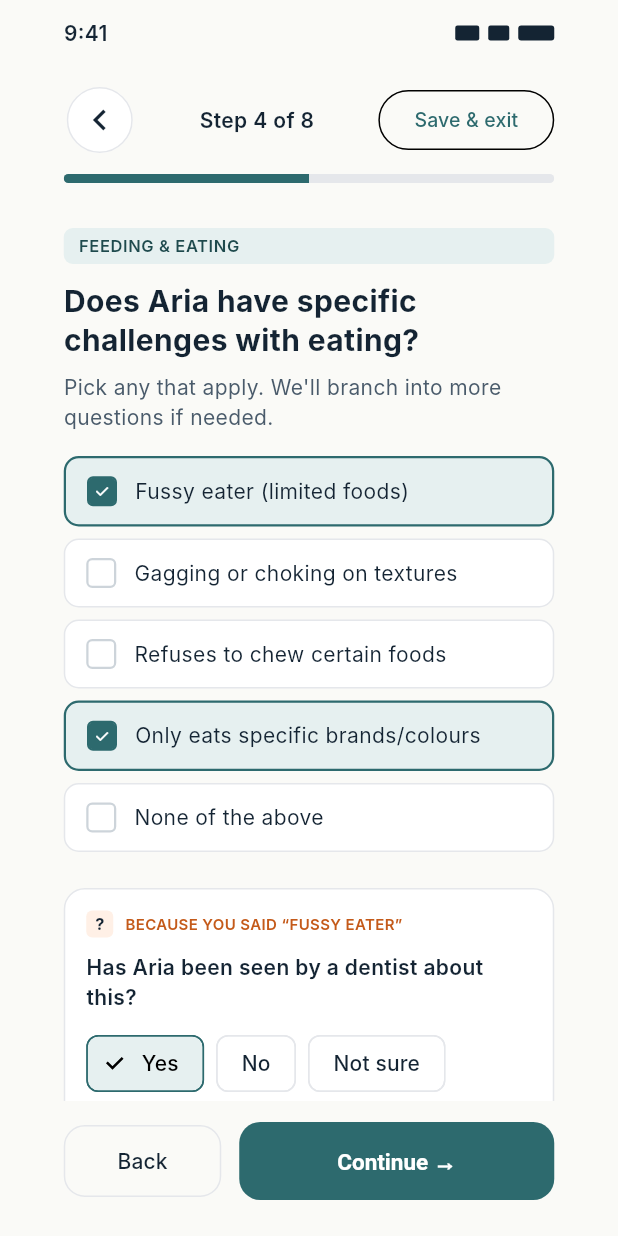
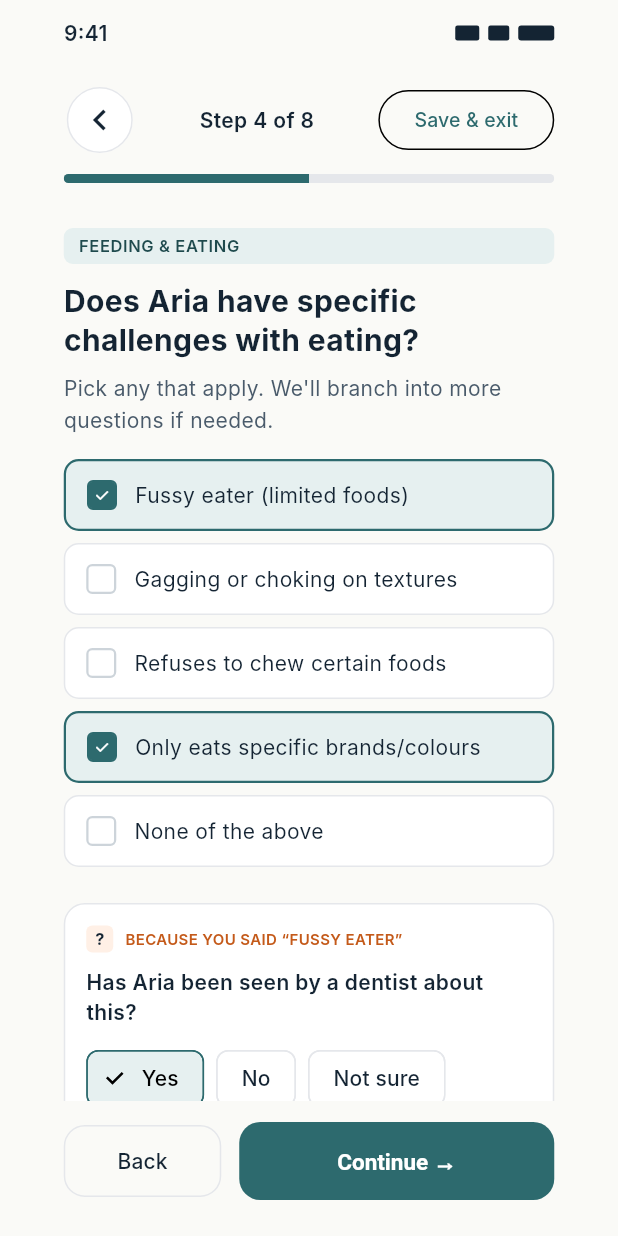
Before and after one commit to devuplabs/speech-mvp, a Flutter app: the ParentFormScreen screen opened directly with empty values, on a phone screen of 412 x 824 dp. Run offline on Flutter 3.47's test engine with Material 3 defaults, Android fonts, the phone set to English and light mode, and no system bars; Roboto replaces fonts that are missing (Inter).

Commit message:
feat(sona): apply frontend-ui-engineering polish to MVP screens
Add shared typography, accessible select chips, step progress semantics, responsive clinician layouts, and a11y tooltips. Hides debug API URL outside debug builds.

Co-authored-by: Cursor <cursoragent@cursor.com>

```diff
--- a/apps/sona/lib/design_system/sona_theme.dart
+++ b/apps/sona/lib/design_system/sona_theme.dart
@@ -38,6 +38,8 @@ ThemeData sonaTheme() {
         shape: RoundedRectangleBorder(borderRadius: BorderRadius.circular(12)),
       ),
     ),
+    focusColor: SonaColors.primary.withValues(alpha: 0.12),
+    visualDensity: VisualDensity.standard,
     inputDecorationTheme: InputDecorationTheme(
       filled: true,
       fillColor: SonaColors.surface,
--- /dev/null
+++ b/apps/sona/lib/design_system/sona_typography.dart
@@ -0,0 +1,49 @@
+import 'package:flutter/material.dart';
+import 'package:sona/design_system/sona_colors.dart';
+
+/// Figma-aligned type styles — use instead of ad-hoc font sizes.
+abstract final class SonaTypography {
+  static const pageTitle = TextStyle(
+    fontSize: 26,
+    fontWeight: FontWeight.bold,
+    height: 1.2,
+    color: SonaColors.textPrimary,
+  );
+
+  static const sectionTitle = TextStyle(
+    fontSize: 22,
+    fontWeight: FontWeight.bold,
+    color: SonaColors.textPrimary,
+  );
+
+  static const screenTitle = TextStyle(
+    fontSize: 20,
+    fontWeight: FontWeight.bold,
+    height: 1.3,
+    color: SonaColors.textPrimary,
+  );
+
+  static const body = TextStyle(
+    fontSize: 14,
+    height: 1.5,
+    color: SonaColors.textSecondary,
+  );
+
+  static const label = TextStyle(
+    fontSize: 12,
+    color: SonaColors.textMuted,
+    fontWeight: FontWeight.w500,
+  );
+
+  static const clinicianTitle = TextStyle(
+    fontSize: 24,
+    fontWeight: FontWeight.bold,
+    color: SonaColors.textPrimary,
+  );
+
+  static const clinicianGreeting = TextStyle(
+    fontSize: 20,
+    fontWeight: FontWeight.bold,
+    color: SonaColors.textPrimary,
+  );
+}
--- a/apps/sona/lib/design_system/widgets/mobile_status_bar.dart
+++ b/apps/sona/lib/design_system/widgets/mobile_status_bar.dart
@@ -7,7 +7,8 @@ class MobileStatusBar extends StatelessWidget {
 
   @override
   Widget build(BuildContext context) {
-    return Padding(
+    return ExcludeSemantics(
+      child: Padding(
       padding: const EdgeInsets.symmetric(horizontal: 24, vertical: 12),
       child: Row(
         mainAxisAlignment: MainAxisAlignment.spaceBetween,
@@ -31,6 +32,7 @@ class MobileStatusBar extends StatelessWidget {
           ),
         ],
       ),
+      ),
     );
   }
 
--- a/apps/sona/lib/design_system/widgets/sona_button.dart
+++ b/apps/sona/lib/design_system/widgets/sona_button.dart
@@ -25,6 +25,7 @@ class SonaButton extends StatelessWidget {
           style: FilledButton.styleFrom(
             backgroundColor: SonaColors.primary,
             foregroundColor: Colors.white,
+            minimumSize: const Size(64, 48),
             padding: const EdgeInsets.symmetric(vertical: 16, horizontal: 24),
             shape: RoundedRectangleBorder(borderRadius: BorderRadius.circular(14)),
             textStyle: const TextStyle(fontSize: 15, fontWeight: FontWeight.w600),
@@ -35,6 +36,7 @@ class SonaButton extends StatelessWidget {
           onPressed: onPressed,
           style: OutlinedButton.styleFrom(
             foregroundColor: SonaColors.textPrimary,
+            minimumSize: const Size(64, 48),
             side: const BorderSide(color: SonaColors.border),
             padding: const EdgeInsets.symmetric(vertical: 14, horizontal: 22),
             shape: RoundedRectangleBorder(borderRadius: BorderRadius.circular(14)),
--- /dev/null
+++ b/apps/sona/lib/design_system/widgets/sona_page_title.dart
@@ -0,0 +1,17 @@
+import 'package:flutter/material.dart';
+
+/// Page heading with screen-reader header semantics (WCAG).
+class SonaPageTitle extends StatelessWidget {
+  const SonaPageTitle(this.text, {super.key, this.style});
+
+  final String text;
+  final TextStyle? style;
+
+  @override
+  Widget build(BuildContext context) {
+    return Semantics(
+      header: true,
+      child: Text(text, style: style),
+    );
+  }
+}
--- /dev/null
+++ b/apps/sona/lib/design_system/widgets/sona_select_chip.dart
@@ -0,0 +1,72 @@
+import 'package:flutter/material.dart';
+import 'package:sona/design_system/sona_colors.dart';
+
+/// Multi-select option chip — keyboard-focusable, 48dp min height, toggle semantics.
+class SonaSelectChip extends StatelessWidget {
+  const SonaSelectChip({
+    super.key,
+    required this.label,
+    required this.selected,
+    required this.onChanged,
+  });
+
+  final String label;
+  final bool selected;
+  final ValueChanged<bool> onChanged;
+
+  @override
+  Widget build(BuildContext context) {
+    return Semantics(
+      button: true,
+      toggled: selected,
+      label: label,
+      child: Material(
+        color: Colors.transparent,
+        child: InkWell(
+          onTap: () => onChanged(!selected),
+          borderRadius: BorderRadius.circular(10),
+          child: ConstrainedBox(
+            constraints: const BoxConstraints(minHeight: 48),
+            child: Container(
+              padding: const EdgeInsets.symmetric(horizontal: 14, vertical: 12),
+              decoration: BoxDecoration(
+                color: selected ? SonaColors.heroTint : SonaColors.surface,
+                border: Border.all(
+                  color: selected ? SonaColors.primary : SonaColors.border,
+                  width: selected ? 1.5 : 1,
+                ),
+                borderRadius: BorderRadius.circular(10),
+              ),
+              child: Row(
+                children: [
+                  _checkboxVisual(selected),
+                  const SizedBox(width: 12),
+                  Expanded(child: Text(label, style: const TextStyle(fontSize: 14))),
+                ],
+              ),
+            ),
+          ),
+        ),
+      ),
+    );
+  }
+
+  Widget _checkboxVisual(bool selected) {
+    return Container(
+      width: 20,
+      height: 20,
+      decoration: BoxDecoration(
+        color: selected ? SonaColors.primary : Colors.transparent,
+        border: Border.all(
+          color: selected ? SonaColors.primary : SonaColors.chipBorder,
+          width: 1.5,
+        ),
+        borderRadius: BorderRadius.circular(4),
+      ),
+      alignment: Alignment.center,
+      child: selected
+          ? const Text('✓', style: TextStyle(color: Colors.white, fontSize: 12))
+          : null,
+    );
+  }
+}
--- /dev/null
+++ b/apps/sona/lib/design_system/widgets/sona_step_progress.dart
@@ -0,0 +1,33 @@
+import 'package:flutter/material.dart';
+import 'package:sona/design_system/sona_colors.dart';
+
+class SonaStepProgress extends StatelessWidget {
+  const SonaStepProgress({
+    super.key,
+    required this.currentStep,
+    required this.totalSteps,
+  });
+
+  final int currentStep;
+  final int totalSteps;
+
+  @override
+  Widget build(BuildContext context) {
+    final value = (currentStep / totalSteps).clamp(0.0, 1.0);
+    final percent = (value * 100).round();
+
+    return Semantics(
+      label: 'Form progress',
+      value: 'Step $currentStep of $totalSteps, $percent percent',
+      child: ClipRRect(
+        borderRadius: BorderRadius.circular(999),
+        child: LinearProgressIndicator(
+          value: value,
+          minHeight: 6,
+          backgroundColor: SonaColors.border,
+          color: SonaColors.primary,
+        ),
+      ),
+    );
+  }
+}
--- a/apps/sona/lib/features/parent/parent_form_screen.dart
+++ b/apps/sona/lib/features/parent/parent_form_screen.dart
@@ -1,7 +1,11 @@
 import 'package:flutter/material.dart';
 import 'package:sona/design_system/sona_colors.dart';
+import 'package:sona/design_system/sona_typography.dart';
 import 'package:sona/design_system/widgets/parent_mobile_scaffold.dart';
 import 'package:sona/design_system/widgets/sona_button.dart';
+import 'package:sona/design_system/widgets/sona_page_title.dart';
+import 'package:sona/design_system/widgets/sona_select_chip.dart';
+import 'package:sona/design_system/widgets/sona_step_progress.dart';
 import 'package:sona/state/sona_app_state.dart';
 
 class ParentFormScreen extends StatefulWidget {
@@ -31,10 +35,8 @@ class _ParentFormScreenState extends State<ParentFormScreen> {
 
   @override
   Widget build(BuildContext context) {
-    final progress = widget.state.formStep / 8;
-
     return ParentMobileScaffold(
-      header: _formHeader(progress),
+      header: _formHeader(),
       body: ListView(
         padding: const EdgeInsets.fromLTRB(24, 18, 24, 16),
         children: [
@@ -55,14 +57,14 @@ class _ParentFormScreenState extends State<ParentFormScreen> {
             ),
           ),
           const SizedBox(height: 12),
-          const Text(
+          const SonaPageTitle(
             'Does Aria have specific challenges with eating?',
-            style: TextStyle(fontSize: 20, fontWeight: FontWeight.bold, height: 1.3),
+            style: SonaTypography.screenTitle,
           ),
           const SizedBox(height: 8),
           const Text(
             "Pick any that apply. We'll branch into more questions if needed.",
-            style: TextStyle(fontSize: 14, color: SonaColors.textSecondary, height: 1.4),
+            style: SonaTypography.body,
           ),
           const SizedBox(height: 16),
           ..._options.map(_chip),
@@ -99,7 +101,7 @@ class _ParentFormScreenState extends State<ParentFormScreen> {
     );
   }
 
-  Widget _formHeader(double progress) {
+  Widget _formHeader() {
     return Padding(
       padding: const EdgeInsets.fromLTRB(24, 12, 24, 12),
       child: Column(
@@ -108,6 +110,7 @@ class _ParentFormScreenState extends State<ParentFormScreen> {
             children: [
               IconButton(
                 onPressed: widget.onBack,
+                tooltip: 'Back',
                 icon: const Icon(Icons.chevron_left, size: 28),
                 style: IconButton.styleFrom(
                   backgroundColor: SonaColors.surface,
@@ -122,21 +125,17 @@ class _ParentFormScreenState extends State<ParentFormScreen> {
                 ),
               ),
               OutlinedButton(
-                onPressed: () {},
+                onPressed: () {
+                  ScaffoldMessenger.of(context).showSnackBar(
+                    const SnackBar(content: Text('Save & exit will be available in a future update.')),
+                  );
+                },
                 child: const Text('Save & exit', style: TextStyle(fontSize: 13)),
               ),
             ],
           ),
           const SizedBox(height: 12),
-          ClipRRect(
-            borderRadius: BorderRadius.circular(999),
-            child: LinearProgressIndicator(
-              value: progress,
-              minHeight: 6,
-              backgroundColor: SonaColors.border,
-              color: SonaColors.primary,
-            ),
-          ),
+          SonaStepProgress(currentStep: widget.state.formStep, totalSteps: 8),
         ],
       ),
     );
@@ -146,50 +145,18 @@ class _ParentFormScreenState extends State<ParentFormScreen> {
     final selected = widget.state.selectedConcerns.contains(label);
     return Padding(
       padding: const EdgeInsets.only(bottom: 8),
-      child: InkWell(
-        onTap: () {
+      child: SonaSelectChip(
+        label: label,
+        selected: selected,
+        onChanged: (v) {
           setState(() {
-            if (selected) {
+            if (v) {
+              widget.state.selectedConcerns.add(label);
+            } else {
               widget.state.selectedConcerns.remove(label);
-            } else {
-              widget.state.selectedConcerns.add(label);
             }
           });
         },
-        borderRadius: BorderRadius.circular(10),
-        child: Container(
-          padding: const EdgeInsets.symmetric(horizontal: 14, vertical: 12),
-          decoration: BoxDecoration(
-            color: selected ? SonaColors.heroTint : SonaColors.surface,
-            border: Border.all(
-              color: selected ? SonaColors.primary : SonaColors.border,
-              width: selected ? 1.5 : 1,
-            ),
-            borderRadius: BorderRadius.circular(10),
-          ),
-          child: Row(
-            children: [
-              Container(
-                width: 20,
-                height: 20,
-                decoration: BoxDecoration(
-                  color: selected ? SonaColors.primary : Colors.transparent,
-                  border: Border.all(
-                    color: selected ? SonaColors.primary : SonaColors.chipBorder,
-                    width: 1.5,
-                  ),
-                  borderRadius: BorderRadius.circular(4),
-                ),
-                alignment: Alignment.center,
-                child: selected
-                    ? const Text('✓', style: TextStyle(color: Colors.white, fontSize: 12))
-                    : null,
-              ),
-              const SizedBox(width: 12),
-              Expanded(child: Text(label, style: const TextStyle(fontSize: 14))),
-            ],
-          ),
-        ),
       ),
     );
   }
```
Also changed, not shown: apps/sona/lib/app/sona_app_shell.dart (+7 -2 lines), apps/sona/lib/features/clinician/clinician_parent_summary_screen.dart (+25 -10 lines), apps/sona/lib/features/clinician/clinician_shell.dart (+24 -9 lines), apps/sona/lib/features/clinician/clinician_today_screen.dart (+93 -43 lines), apps/sona/lib/features/clinician/clinician_triage_screen.dart (+29 -15 lines), apps/sona/lib/features/parent/parent_review_screen.dart (+15 -7 lines), apps/sona/lib/features/parent/parent_summary_screen.dart (+4 -4 lines), apps/sona/lib/features/parent/parent_welcome_screen.dart (+4 -5 lines).
